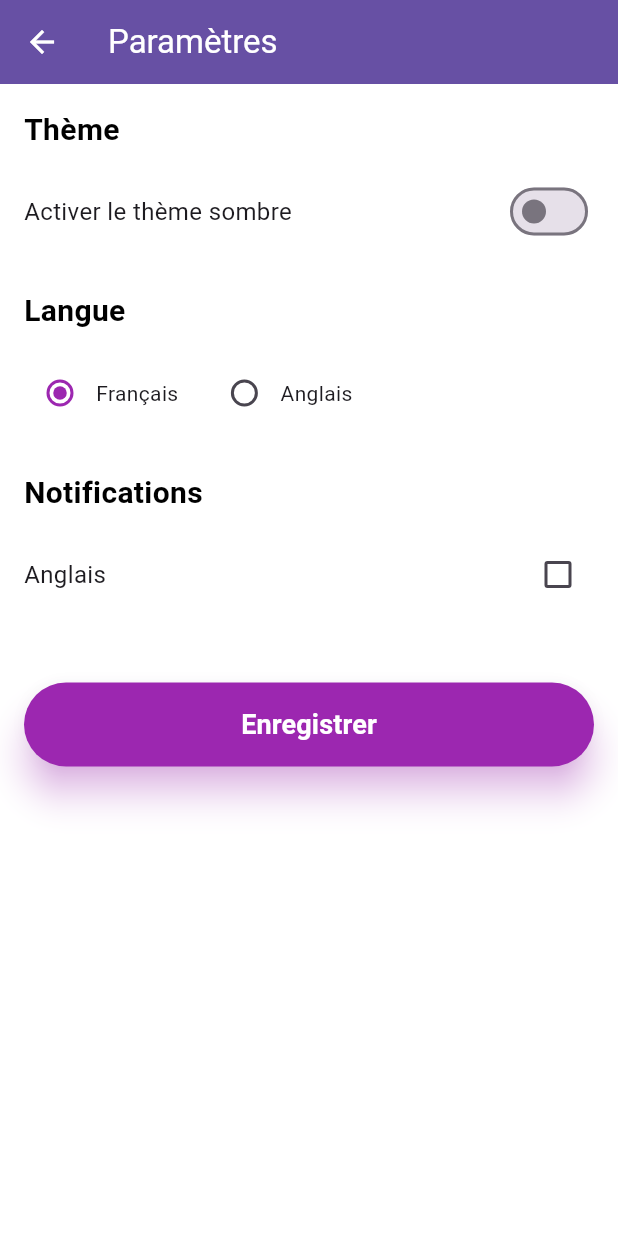
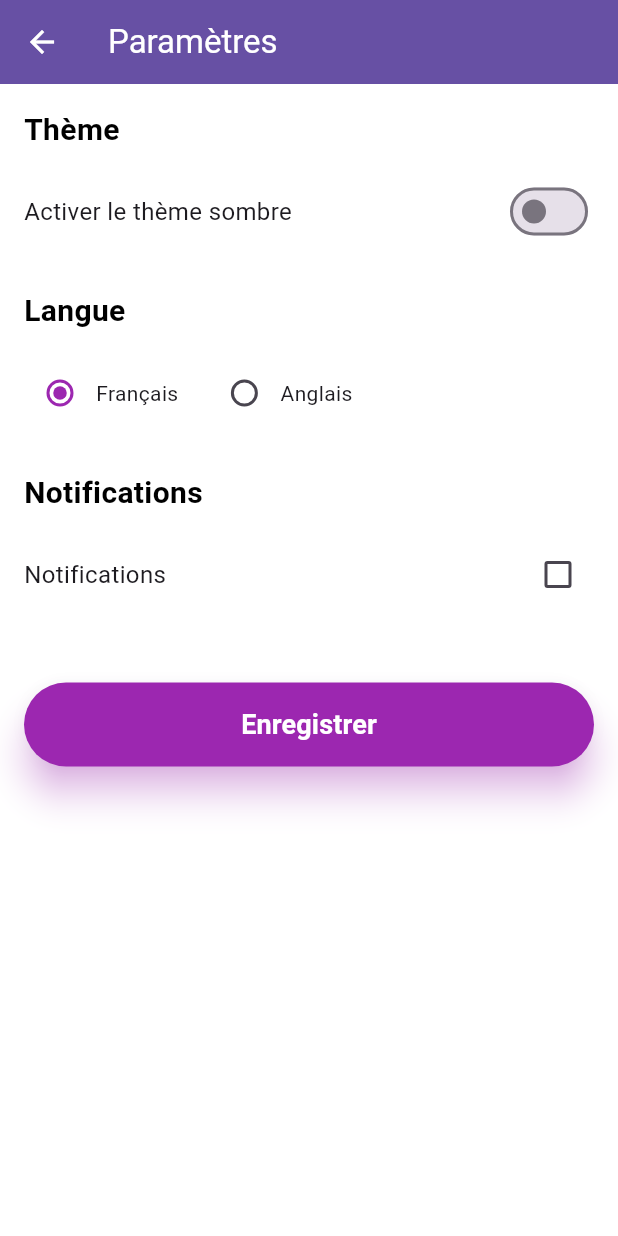
Before and after one commit to YoanPOUX/todoBrice, a Flutter app: the SettingsPage screen opened directly, after a tap on "Enregistrer", on a phone screen of 412 x 824 dp. Run offline on Flutter 3.47's test engine with Material 3 defaults, Android fonts, the phone set to English and light mode, and no system bars; our stand-ins replace flutter_localization, shared_preferences, sqflite; accounts and stored records are empty.

Commit message:
traduction finit

```diff
--- a/lib/app_locale.dart
+++ b/lib/app_locale.dart
@@ -18,6 +18,20 @@ class AppLocale {
   static const String textSupprimer = "textSupprimer";
   static const String textSelection = "textSelection";
 
+  static const String textCredits = "textCredits";
+  static const String textDev = "textDev";
+  static const String textDesign = "textDesign";
+  static const String textTechno = "textTechno";
+  static const String textRemerciements = "textRemerciements";
+  static const String textRetour = "textRetour";
+  static const String textDesRemerciements = "textDesRemerciements";
+
+  static const String textMenu = "textMenu";
+  static const String textAccueil = "textAccueil";
+  static const String textCalendrier = "textCalendrier";
+
+
+
   static const Map<String, dynamic> EN = {
     textOne: "Settings",
     textTwo: "Theme",
@@ -35,7 +49,19 @@ class AppLocale {
     textAnnuler : "Cancel",
     textEnregistrer : "Save",
     textSupprimer : "DeleteTask",
-    textSelection : "Selected date : "
+    textSelection : "Selected date : ",
+    textMenu : "ToDoBrice Menu",
+    textAccueil : "Home",
+    textCalendrier : "Calendar",
+
+    textCredits : "Credits",
+    textDev : "Developers",
+    textDesign : "Design UI/UX",
+    textTechno : "Technologies used",
+    textRemerciements : "Thanks",
+    textRetour : "Back",
+
+    textDesRemerciements : "Thank you to the open-source community and Flutter contributors."
   };
 
   static const Map<String, dynamic> FR = {
@@ -55,7 +81,21 @@ class AppLocale {
     textAnnuler : "Annuler",
     textEnregistrer : "Enregistrer",
     textSupprimer : "Tâche supprimée",
-    textSelection : "Date sélectionnée : "
+    textSelection : "Date sélectionnée : ",
+    textMenu : "Menu ToDoBrice",
+    textAccueil : "Accueil",
+    textCalendrier : "Calendrier",
 
-  };
+    textCredits : "Crédits",
+    textDev : "Développeurs",
+    textDesign : "Design UI/UX",
+    textTechno : "Technologies utilisées",
+    textRemerciements : "Remerciements",
+    textRetour : "Retour",
+
+    textDesRemerciements : "Merci à la communauté open-source et aux contributeurs de Flutter."
+
+
+
+};
 }
--- a/lib/main.dart
+++ b/lib/main.dart
@@ -119,11 +119,11 @@ class _ToDoScreenState extends State<ToDoScreen> {
           ),
           actions: <Widget>[
             TextButton(
-              child: Text("Annuler"),
+              child: Text(AppLocale.textAnnuler.getString(context)),
               onPressed: () => Navigator.of(context).pop(),
             ),
             TextButton(
-              child: Text("Enregistrer"),
+              child: Text(AppLocale.textEnregistrer.getString(context)),
               onPressed: () async {
                 // Passe également la date dans la méthode updateTask si nécessaire
                 DateTime taskDateTime = DateTime(taskList[index]["date"].year,
@@ -203,13 +203,13 @@ class _ToDoScreenState extends State<ToDoScreen> {
             DrawerHeader(
               decoration: BoxDecoration(color: Theme.of(context).primaryColor),
               child: Text(
-                "Menu ToDoBrice",
+                AppLocale.textMenu.getString(context),
                 style: TextStyle(color: Colors.white, fontSize: 24),
               ),
             ),
             ListTile(
               leading: Icon(Icons.home),
-              title: Text('Accueil'),
+              title: Text(AppLocale.textAccueil.getString(context)),
               onTap: () {
                 Navigator.of(context).pushReplacement(
                   MaterialPageRoute(builder: (context) => ToDoScreen()),
@@ -218,7 +218,7 @@ class _ToDoScreenState extends State<ToDoScreen> {
             ),
             ListTile(
               leading: Icon(Icons.calendar_today),
-              title: Text('Calendrier'),
+              title: Text(AppLocale.textCalendrier.getString(context)),
               onTap: () {
                 Navigator.of(context).push(
                   MaterialPageRoute(builder: (context) => PageCalendrier()),
@@ -226,7 +226,7 @@ class _ToDoScreenState extends State<ToDoScreen> {
             ),
             ListTile(
               leading: Icon(Icons.info),
-              title: Text('Crédits'),
+              title: Text(AppLocale.textCredits.getString(context)),
               onTap: () {
                 Navigator.of(context).push(
                   MaterialPageRoute(builder: (context) => CreditsPage()),
@@ -236,7 +236,7 @@ class _ToDoScreenState extends State<ToDoScreen> {
             Spacer(), // Cela pousse "Settings" en bas
             ListTile(
               leading: Icon(Icons.settings),
-              title: Text('Paramètres'),
+              title: Text(AppLocale.textOne.getString(context)),
               onTap: () {
                 Navigator.of(context).push(
                   MaterialPageRoute(builder: (context) => SettingsPage()),
@@ -276,7 +276,7 @@ class _ToDoScreenState extends State<ToDoScreen> {
                           ),
                         ),
                         subtitle: Text(
-                          "À faire pour le ${taskList[index]["date"].day}/${taskList[index]["date"].month}/${taskList[index]["date"].year}",
+                          '${AppLocale.textDate.getString(context)} ${taskList[index]["date"].day}/${taskList[index]["date"].month}/${taskList[index]["date"].year}',
                           style: TextStyle(
                             color: isDarkTheme ? Colors.white : Colors.black,
                           ),
--- a/lib/settings.dart
+++ b/lib/settings.dart
@@ -191,7 +191,7 @@ class _SettingsPageState extends State<SettingsPage> {
       child: Row(
         mainAxisAlignment: MainAxisAlignment.spaceBetween,
         children: [
-          Text(AppLocale.textSix.getString(context), style: TextStyle(fontSize: 16)),
+          Text(AppLocale.textSeven.getString(context), style: TextStyle(fontSize: 16)),
           Checkbox(
             value: notificationsEnabled,
             onChanged: (value) {
```
Also changed, not shown: lib/Crédits.dart (+9 -6 lines), lib/l10n/intl_en.arb (+13 -1 lines), lib/l10n/intl_fr.arb (+14 -1 lines).
